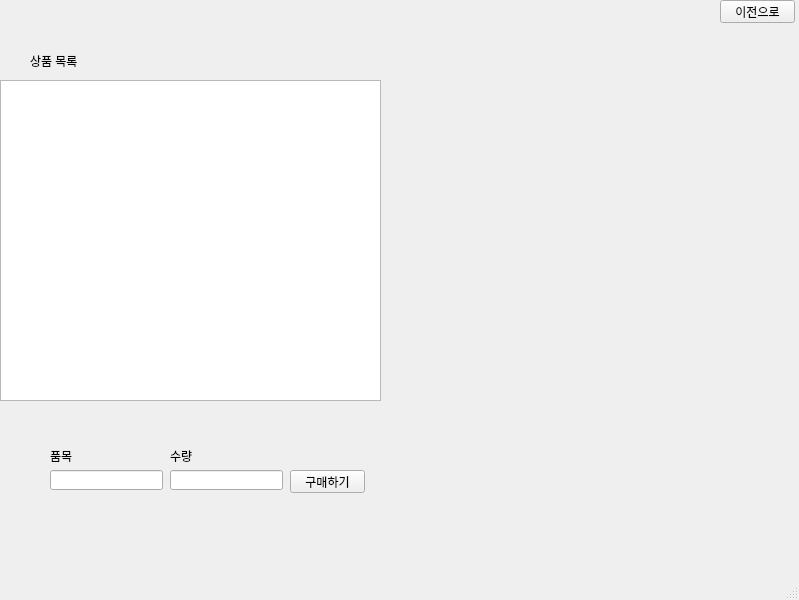
This is ui/purchase2.ui in gwon6482/DBteamproject as Qt 5 draws it before an edit. The edited form follows.
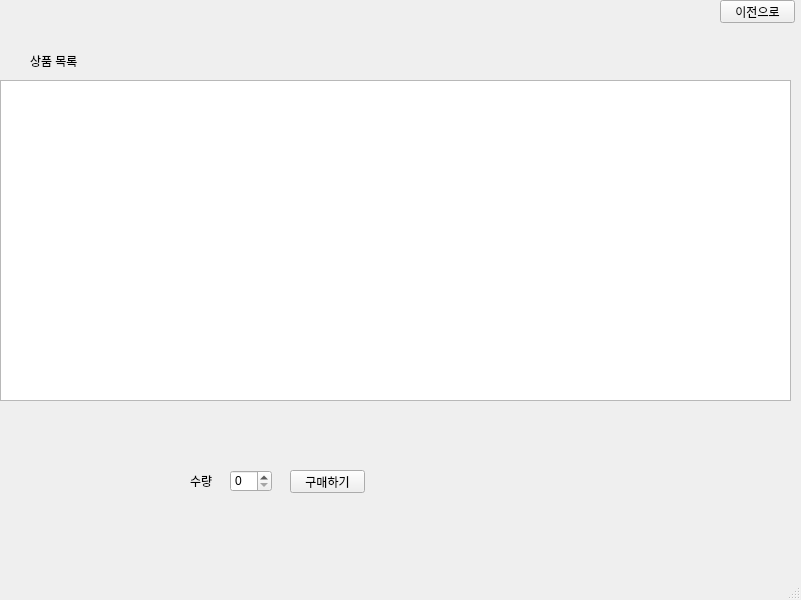
This is the edited form.

```diff
--- a/ui/purchase2.ui
+++ b/ui/purchase2.ui
@@ -6,7 +6,7 @@
    <rect>
     <x>0</x>
     <y>0</y>
-    <width>799</width>
+    <width>801</width>
     <height>600</height>
    </rect>
   </property>
@@ -19,7 +19,7 @@
      <rect>
       <x>0</x>
       <y>80</y>
-      <width>381</width>
+      <width>791</width>
       <height>321</height>
      </rect>
     </property>
@@ -50,46 +50,13 @@
      <string>구매하기</string>
     </property>
    </widget>
-   <widget class="QLineEdit" name="lineEdit">
-    <property name="geometry">
-     <rect>
-      <x>50</x>
-      <y>470</y>
-      <width>113</width>
-      <height>20</height>
-     </rect>
-    </property>
-   </widget>
-   <widget class="QLineEdit" name="lineEdit_2">
-    <property name="geometry">
-     <rect>
-      <x>170</x>
-      <y>470</y>
-      <width>113</width>
-      <height>20</height>
-     </rect>
-    </property>
-   </widget>
-   <widget class="QLabel" name="label_2">
-    <property name="geometry">
-     <rect>
-      <x>50</x>
-      <y>440</y>
-      <width>101</width>
-      <height>31</height>
-     </rect>
-    </property>
-    <property name="text">
-     <string>품목</string>
-    </property>
-   </widget>
    <widget class="QLabel" name="label_3">
     <property name="geometry">
      <rect>
-      <x>170</x>
-      <y>440</y>
-      <width>101</width>
-      <height>31</height>
+      <x>190</x>
+      <y>470</y>
+      <width>31</width>
+      <height>21</height>
      </rect>
     </property>
     <property name="text">
@@ -109,6 +76,16 @@
      <string>이전으로</string>
     </property>
    </widget>
+   <widget class="QSpinBox" name="spinBox">
+    <property name="geometry">
+     <rect>
+      <x>230</x>
+      <y>470</y>
+      <width>42</width>
+      <height>22</height>
+     </rect>
+    </property>
+   </widget>
   </widget>
   <widget class="QMenuBar" name="menubar">
    <property name="geometry">
```
Left out of the diff: 5 changed lines with no effect on the pictures.
